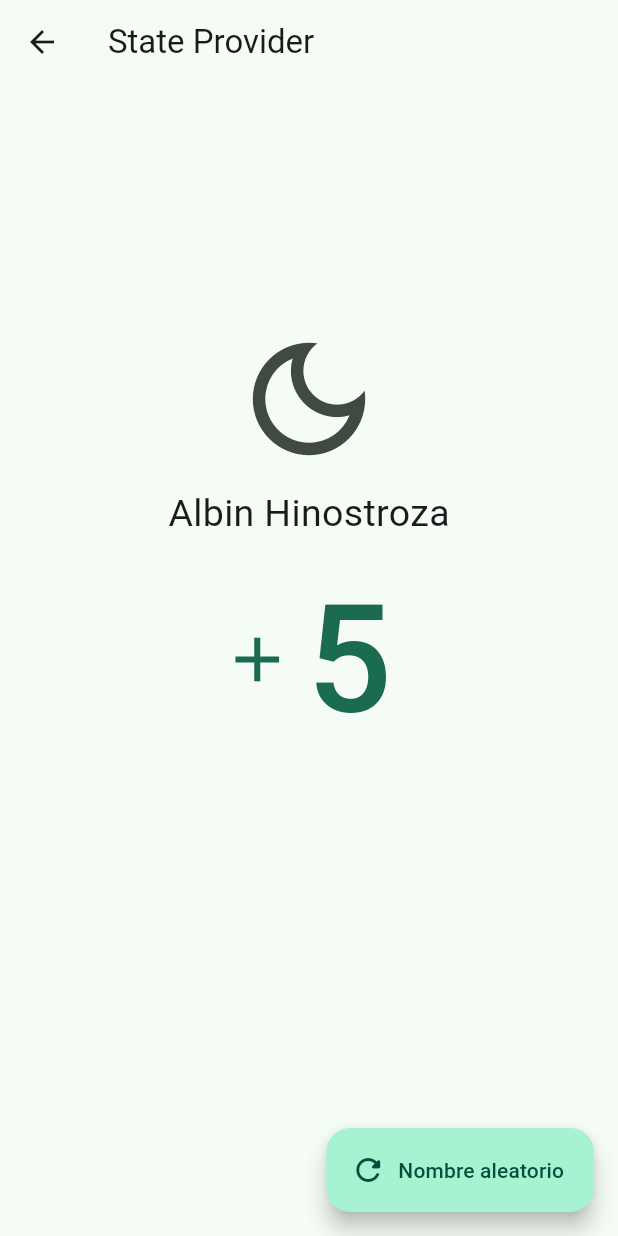
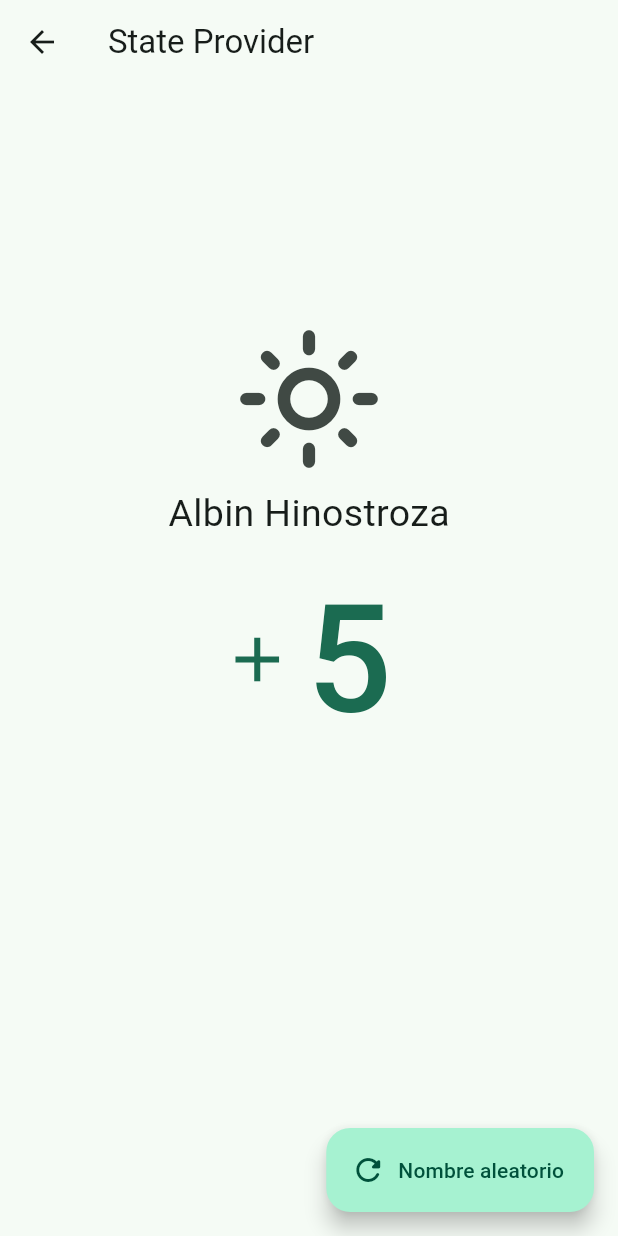
Before and after one commit to albinrk10/Riverpod_Todo, a Flutter app: the screen it shows after launch, after a tap on "State Provider", on a phone screen of 412 x 824 dp. Run offline on Flutter 3.47's test engine with Material 3 defaults, Android fonts, the phone set to English and light mode, and no system bars; our stand-ins replace dio, flutter_riverpod, go_router; missing offline and left inert: random_name_generator.

Commit message:
State Provider Dark Light Mode

```diff
--- a/lib/presentation/providers/state_providers.dart
+++ b/lib/presentation/providers/state_providers.dart
@@ -4,3 +4,7 @@
 final counterProvider = StateProvider<int>((ref) {
   return 5;
 });
+
+final isDarkModeProvider = StateProvider<bool>((ref) {
+  return false;
+});
--- a/lib/presentation/screens/03_state_provider/state_provider_screen.dart
+++ b/lib/presentation/screens/03_state_provider/state_provider_screen.dart
@@ -9,6 +9,7 @@
   @override
   Widget build(BuildContext context, WidgetRef ref) {
     final counter = ref.watch(counterProvider);
+    final isDarkMode = ref.watch(isDarkModeProvider);
 
     return Scaffold(
       appBar: AppBar(
@@ -22,9 +23,12 @@
           ),
           IconButton(
             // icon: const Icon( Icons.light_mode_outlined, size: 100 ),
-            icon: const Icon(Icons.dark_mode_outlined, size: 100),
+            icon: isDarkMode
+                ? const Icon(Icons.dark_mode_outlined, size: 100)
+                : const Icon(Icons.light_mode_outlined, size: 100),
             onPressed: () {
-              ref.read(counterProvider);
+              ref.read(isDarkModeProvider.notifier).update(
+                (state) => !state);
             },
           ),
           const Text('Albin Hinostroza', style: TextStyle(fontSize: 25)),
@@ -35,8 +39,7 @@
             ),
             label: Text('$counter', style: const TextStyle(fontSize: 100)),
             onPressed: () {
-              ref.read(counterProvider.notifier).update(
-                (state) => state + 1);
+              ref.read(counterProvider.notifier).update((state) => state + 1);
             },
           ),
           const Spacer(flex: 2),
--- a/lib/presentation/screens/app.dart
+++ b/lib/presentation/screens/app.dart
@@ -1,6 +1,7 @@
 import 'package:flutter/material.dart';
 import 'package:flutter_riverpod/flutter_riverpod.dart';
 import '../../config/config.dart';
+import '../providers/providers.dart';
 
 class App extends ConsumerWidget {
   const App({super.key});
@@ -9,12 +10,13 @@
   Widget build(BuildContext context, WidgetRef ref) {
 
    final appRouter = ref.watch(appRouterProvider);
+   final isDarkMode = ref.watch(isDarkModeProvider);
 
     return MaterialApp.router(
       title: 'Riverpod Providers',
       debugShowCheckedModeBanner: false,
       routerConfig: appRouter,
-      theme: AppTheme( isDarkmode: false ).getTheme(),
+      theme: AppTheme( isDarkmode: isDarkMode ).getTheme(),
     );
   }
 }
```
